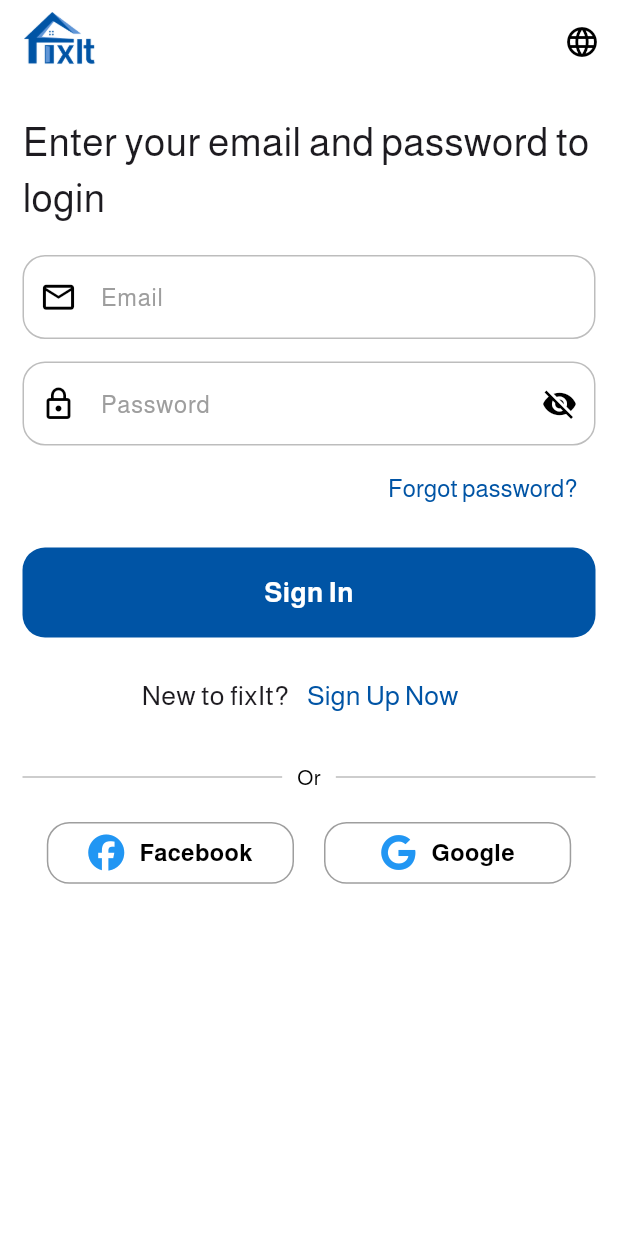
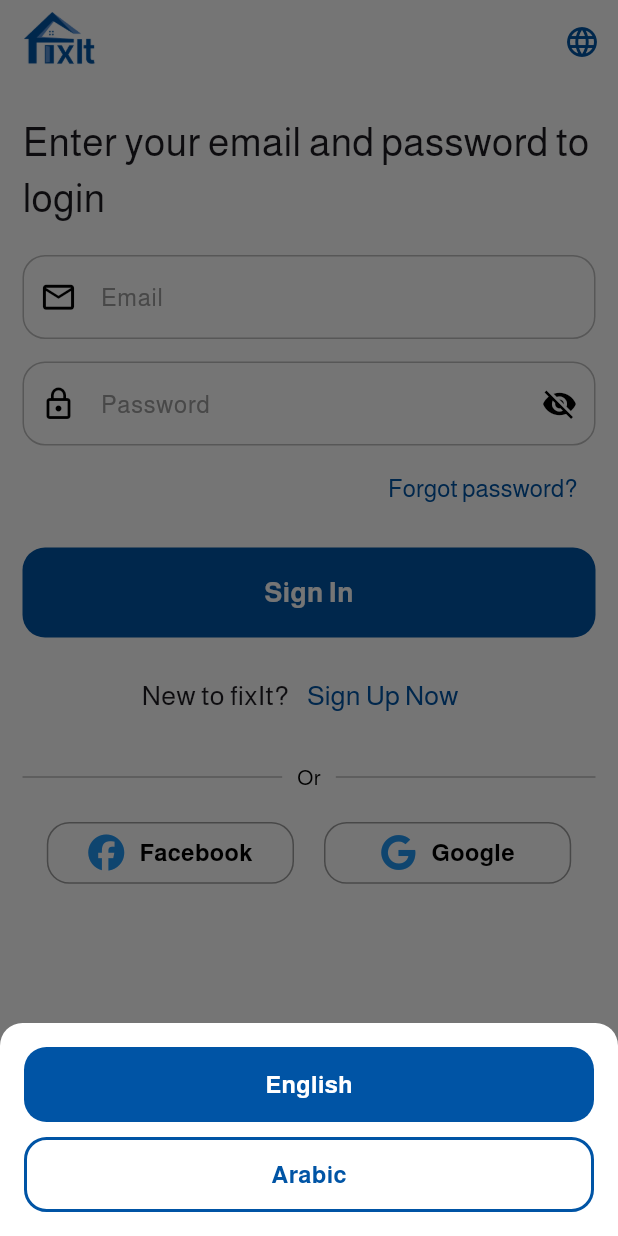
Before and after one commit to ahmedas3d/FixIt-App-home-service-, a Flutter app: the screen it shows after launch, after a tap on "Skip", after a tap on the "language" icon, on a phone screen of 412 x 824 dp. Run offline on Flutter 3.47's test engine with Material 3 defaults, Android fonts, the phone set to English and light mode, and no system bars; our stand-ins replace font_awesome_flutter, smooth_page_indicator.

Commit message:
add language in app

```diff
--- a/lib/app.dart
+++ b/lib/app.dart
@@ -1,12 +1,40 @@
-import 'package:fixit_app/features/onboarding&splash/presentation/screens/onboarding_screen.dart';
+import 'package:fixit_app/generated/l10n.dart';
 import 'package:flutter/material.dart';
+import 'features/onboarding&splash/presentation/screens/onboarding_screen.dart';
+import 'package:flutter_localizations/flutter_localizations.dart';
 
-class FixitApp extends StatelessWidget {
+class FixitApp extends StatefulWidget {
   const FixitApp({super.key});
+
+  @override
+  State<FixitApp> createState() => _FixitAppState();
+
+  static void setLocale(BuildContext context, Locale newLocale) {
+    _FixitAppState? state = context.findAncestorStateOfType<_FixitAppState>();
+    state?.setLocale(newLocale);
+  }
+}
+
+class _FixitAppState extends State<FixitApp> {
+  Locale? _locale;
+
+  setLocale(Locale locale) {
+    setState(() {
+      _locale = locale;
+    });
+  }
 
   @override
   Widget build(BuildContext context) {
     return MaterialApp(
+      locale: _locale,
+      localizationsDelegates: const [
+        S.delegate,
+        GlobalMaterialLocalizations.delegate,
+        GlobalWidgetsLocalizations.delegate,
+        GlobalCupertinoLocalizations.delegate,
+      ],
+      supportedLocales: S.delegate.supportedLocales,
       theme: ThemeData(fontFamily: 'Almarai'),
       debugShowCheckedModeBanner: false,
       home: OnboardingScreen(),
--- /dev/null
+++ b/lib/core/widgets/translate_button.dart
@@ -0,0 +1,54 @@
+import 'package:fixit_app/app.dart';
+import 'package:fixit_app/core/widgets/custom_button.dart';
+import 'package:fixit_app/generated/l10n.dart';
+import 'package:flutter/material.dart';
+
+class TranslateButton extends StatelessWidget {
+  const TranslateButton({super.key});
+
+  @override
+  Widget build(BuildContext context) {
+    return IconButton(
+      icon: const Icon(Icons.language, color: Color(0xff0054A5)),
+      onPressed: () {
+        showModalBottomSheet(
+          context: context,
+          shape: const RoundedRectangleBorder(
+            borderRadius: BorderRadius.vertical(top: Radius.circular(15)),
+          ),
+          backgroundColor: Colors.white,
+          builder: (context) {
+            return Padding(
+              padding: const EdgeInsets.all(16.0),
+              child: Column(
+                mainAxisSize: MainAxisSize.min,
+                children: [
+                  customButton(
+                    title: S.of(context).english,
+                    onTap: () {
+                      FixitApp.setLocale(context, const Locale('en'));
+                      Navigator.pop(context);
+                    },
+                    color: Color(0xff0054A5),
+                    textColor: Colors.white,
+                  ),
+                  const SizedBox(height: 10),
+                  customButton(
+                    title: S.of(context).arabic,
+                    onTap: () {
+                      FixitApp.setLocale(context, const Locale('ar'));
+                      Navigator.pop(context);
+                    },
+                    color: Colors.white,
+                    textColor: Color(0xff0054A5),
+                    borderColor: Color(0xff0054A5),
+                  ),
+                ],
+              ),
+            );
+          },
+        );
+      },
+    );
+  }
+}
--- a/lib/features/auth/presentation/screens/SignIn_screen.dart
+++ b/lib/features/auth/presentation/screens/SignIn_screen.dart
@@ -1,7 +1,9 @@
-import 'package:fixit_app/features/auth/presentation/widgets/SignIn_form.dart';
-import 'package:fixit_app/features/auth/presentation/widgets/social_button.dart';
+import 'package:fixit_app/core/widgets/translate_button.dart';
 import 'package:flutter/material.dart';
 import 'package:font_awesome_flutter/font_awesome_flutter.dart';
+
+import '../widgets/SignIn_form.dart';
+import '../widgets/social_button.dart';
 
 class SignInScreen extends StatelessWidget {
   const SignInScreen({super.key});
@@ -14,12 +16,7 @@ class SignInScreen extends StatelessWidget {
         backgroundColor: Colors.white,
         elevation: 0,
         title: Image.asset('assets/images/logo.png', height: 40),
-        actions: [
-          IconButton(
-            icon: Icon(Icons.language, color: Colors.black),
-            onPressed: () {},
-          ),
-        ],
+        actions: [TranslateButton()],
       ),
       body: SafeArea(
         child: Padding(
--- a/lib/features/auth/presentation/widgets/SignIn_form.dart
+++ b/lib/features/auth/presentation/widgets/SignIn_form.dart
@@ -1,12 +1,12 @@
-import 'package:fixit_app/core/widgets/custom_button.dart';
-import 'package:fixit_app/features/auth/presentation/widgets/custom_password_from_field.dart';
-import 'package:fixit_app/features/auth/presentation/widgets/custom_text_form_field.dart';
 import 'package:flutter/material.dart';
+import '../../../../core/widgets/custom_button.dart';
+import 'custom_password_from_field.dart';
+import 'custom_text_form_field.dart';
 
 class SignInForm extends StatelessWidget {
   SignInForm({super.key});
 
-  GlobalKey<FormState> formSignInKey = GlobalKey<FormState>();
+  final GlobalKey<FormState> formSignInKey = GlobalKey<FormState>();
   final TextEditingController emailController = TextEditingController();
   final TextEditingController passwordController = TextEditingController();
 
--- a/lib/features/onboarding&splash/presentation/screens/onboarding_screen.dart
+++ b/lib/features/onboarding&splash/presentation/screens/onboarding_screen.dart
@@ -1,7 +1,8 @@
-import 'package:fixit_app/features/auth/presentation/screens/SignIn_screen.dart';
-import 'package:fixit_app/features/onboarding&splash/presentation/widgets/onboarding_widget.dart';
 import 'package:flutter/material.dart';
 import 'package:smooth_page_indicator/smooth_page_indicator.dart';
+
+import '../../../auth/presentation/screens/SignIn_screen.dart';
+import '../widgets/onboarding_widget.dart';
 
 class OnboardingScreen extends StatefulWidget {
   const OnboardingScreen({super.key});
--- /dev/null
+++ b/lib/l10n/intl_ar.arb
@@ -0,0 +1,5 @@
+{
+  "@@locale": "ar",
+  "english": "الإنجليزية",
+  "arabic": "العربية"
+}
--- /dev/null
+++ b/lib/l10n/intl_en.arb
@@ -0,0 +1,5 @@
+{
+  "@@locale": "en",
+  "english": "English",
+  "arabic": "Arabic"
+}
--- a/lib/main.dart
+++ b/lib/main.dart
@@ -1,5 +1,5 @@
-import 'package:fixit_app/app.dart';
 import 'package:flutter/material.dart';
+import 'app.dart';
 
 void main() {
   runApp(FixitApp());
--- a/pubspec.yaml
+++ b/pubspec.yaml
@@ -42,6 +42,9 @@ dependencies:
   flutter_launcher_icons: ^0.14.3
   font_awesome_flutter: ^10.8.0
   provider: null
+  flutter_localization: ^0.3.1
+  intl: ^0.19.0
+  intl_utils: ^2.8.10
 
 dev_dependencies:
   flutter_test:
```
Also changed, not shown: lib/generated/intl/messages_all.dart (added), lib/generated/intl/messages_ar.dart (added), lib/generated/intl/messages_en.dart (added), lib/generated/l10n.dart (added), pubspec.lock, 5 other files.
